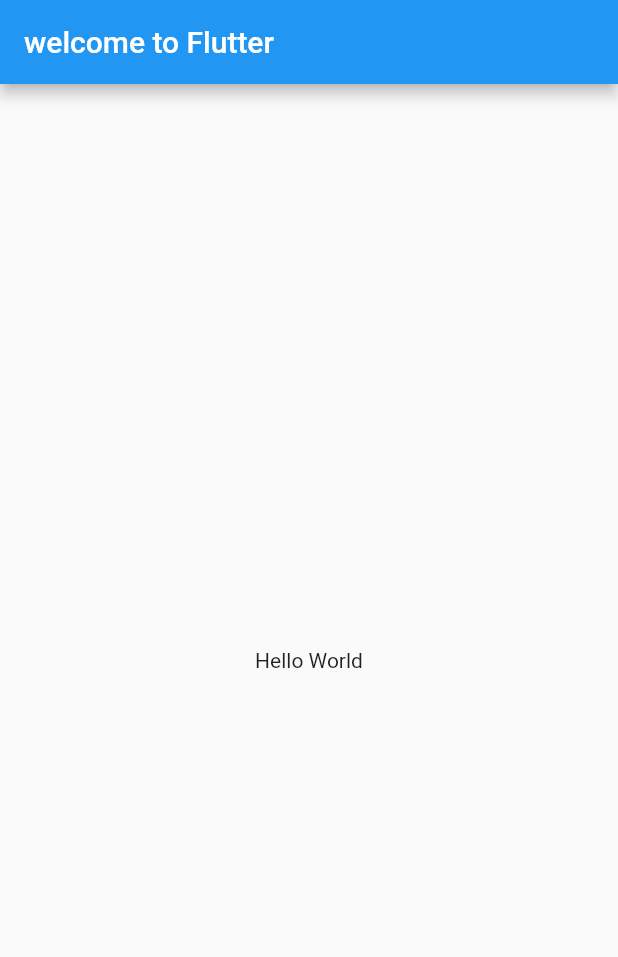
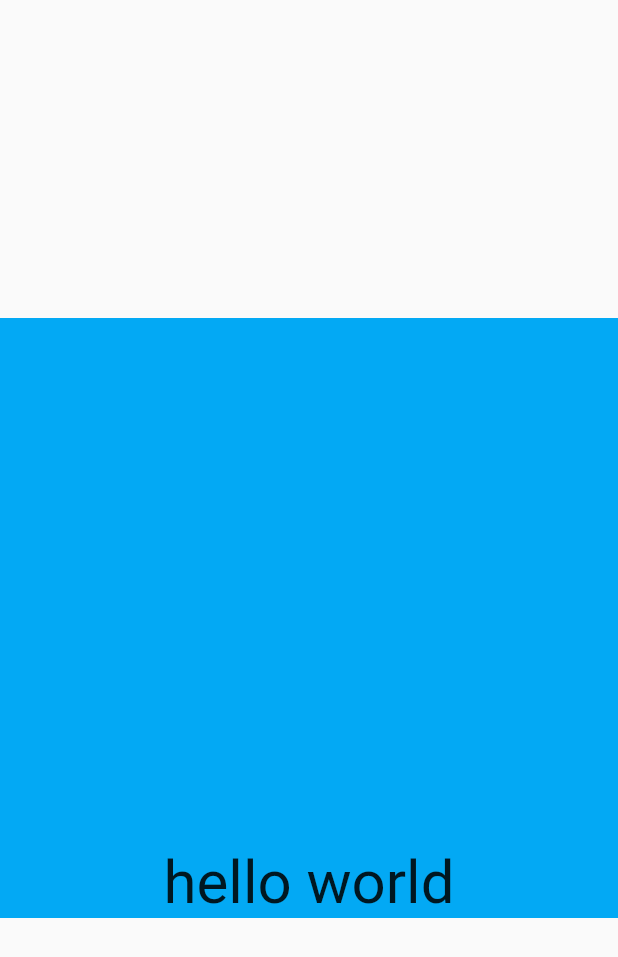
Before and after one commit to KimiAlonso/FlutterDemo, a Flutter app: the screen it shows after launch, on a phone screen of 412 x 824 dp. Shown: the top 957 px of the screen. Run offline on Flutter 3.47's test engine with Material 2 defaults, Android fonts, the phone set to English and light mode, and no system bars.

Commit message:
12261912

```diff
--- a/flutter_app1/lib/main.dart
+++ b/flutter_app1/lib/main.dart
@@ -1,18 +1,43 @@
 import 'package:flutter/material.dart';
 
-void main() => runApp(MyApp());
+void main() {
+  runApp(MyApp());
+}
 
 class MyApp extends StatelessWidget {
   @override
-  Widget build(BuildContext context){
+  Widget build(BuildContext context) {
     return MaterialApp(
       title: 'welcome to Flutter',
       home: Scaffold(
-        appBar: AppBar(
-          title: Text('welcome to Flutter'),
-        ),
+        // appBar: AppBar(
+        //   title: Text('welcome to Flutter'),
+        // ),
         body: Center(
-          child: Text('Hello World'),
+          child: Container(
+            child: new Text(
+              'hello world',
+              style: TextStyle(
+                fontSize: 40.0
+              ),
+            ),
+            alignment: Alignment.bottomCenter,
+            width: 500.0,
+            height: 400.0,
+            color: Colors.lightBlue,
+          ),
+          // child: Text(
+          //   'Hello World , aaaaaaaaaaaaa, bbbbbbbbbbbHello World , aaaaaaaaaaaaa, bbbbbbbbbbbHello World , aaaaaaaaaaaaa, bbbbbbbbbbbHello World , aaaaaaaaaaaaa, bbbbbbbbbbb',
+          //   textAlign: TextAlign.center,
+          //   maxLines: 2,
+          //   overflow: TextOverflow.ellipsis,
+          //   style: TextStyle(
+          //     fontSize: 25.0,
+          //     color: Color.fromARGB(255, 255, 125, 125),
+          //     decoration: TextDecoration.underline,
+          //     decorationStyle: TextDecorationStyle.solid
+          //   ),
+          // ),
         ),
       ),
     );
```
